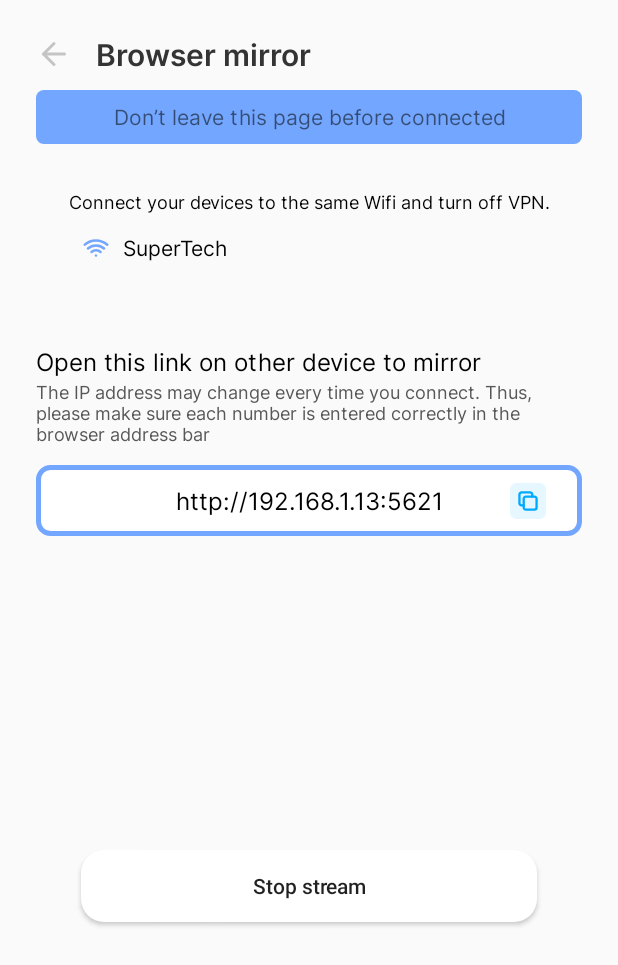
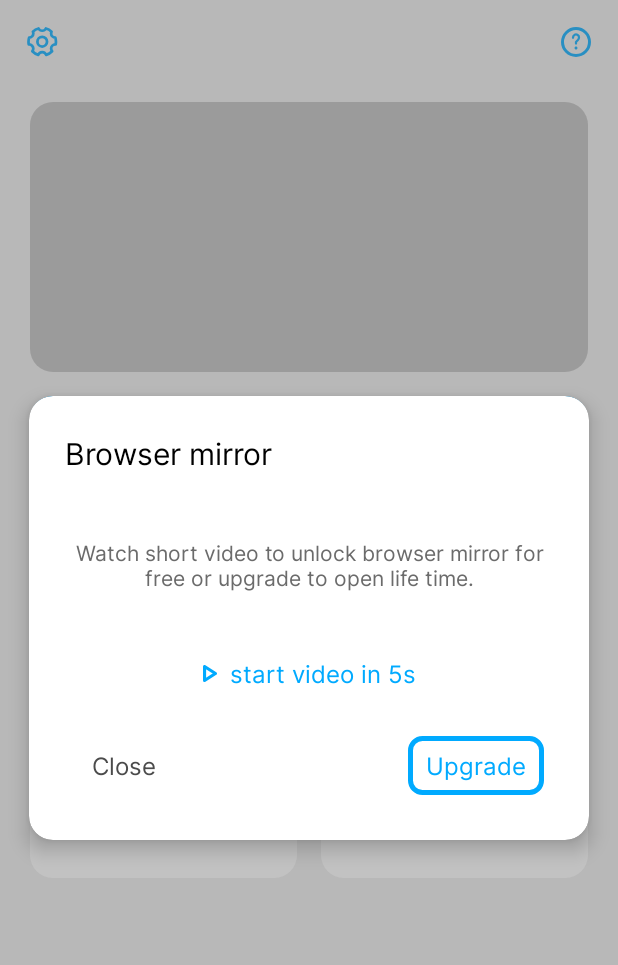
Before and after one commit to thuanDDKeego/screen-mirroring, an Android app: the screen it shows after launch (BrowserMirrorActivity before the commit, HomeActivity after it), after a tap on "Browser mirror", on a phone screen of 412 x 824 dp. Shown: the top 965 px of the screen. Run offline under Robolectric (Android 15) with nearby library versions, the phone set to English and light mode, and no system bars; our stand-ins replace Dagger/Hilt's generated code.

Commit message:
style: ui device mirror style: browser mirror dialog

```diff
--- a/app/src/main/AndroidManifest.xml
+++ b/app/src/main/AndroidManifest.xml
@@ -14,6 +14,9 @@
         android:supportsRtl="true"
         android:theme="@style/Theme.Sreenmirroringcasttv.NoActionBar"
         tools:targetApi="31">
+        <activity
+            android:name=".DeviceMirrorActivity"
+            android:exported="false" />
         <activity
             android:name=".ui.tutorial.TutorialActivity"
             android:exported="false" />
--- a/app/src/main/java/com/abc/sreenmirroring/ui/home/HomeActivity.kt
+++ b/app/src/main/java/com/abc/sreenmirroring/ui/home/HomeActivity.kt
@@ -1,13 +1,21 @@
 package com.abc.sreenmirroring.ui.home
 
+import android.view.View
 import com.abc.sreenmirroring.base.BaseActivity
 import com.abc.sreenmirroring.databinding.ActivityHomeBinding
+import com.abc.sreenmirroring.databinding.LayoutDialogBrowserMirrorBinding
 import com.abc.sreenmirroring.ui.browsermirror.BrowserMirrorActivity
 import com.abc.sreenmirroring.ui.tutorial.TutorialActivity
 import dagger.hilt.android.AndroidEntryPoint
+import kotlinx.coroutines.CoroutineScope
+import kotlinx.coroutines.Dispatchers
+import kotlinx.coroutines.delay
+import kotlinx.coroutines.launch
 
 @AndroidEntryPoint
 class HomeActivity : BaseActivity<ActivityHomeBinding>() {
+    private var browserDialog = false
+    private lateinit var dialogBinding: LayoutDialogBrowserMirrorBinding
 
     override fun initBinding() = ActivityHomeBinding.inflate(layoutInflater)
 
@@ -16,10 +24,27 @@ class HomeActivity : BaseActivity<ActivityHomeBinding>() {
 
     override fun initActions() {
         binding.constraintBrowserMirror.setOnClickListener {
-            BrowserMirrorActivity.gotoActivity(this@HomeActivity)
+            showRatingDialog()
+
         }
         binding.imgHelp.setOnClickListener {
             TutorialActivity.gotoActivity(this@HomeActivity)
         }
     }
+
+
+    protected fun showRatingDialog(autoShow: Boolean = true) {
+//        if (browserDialog) return
+//        browserDialog = true
+        dialogBinding = LayoutDialogBrowserMirrorBinding.inflate(layoutInflater, binding.root, true)
+        dialogBinding.txtClose.setOnClickListener {
+            dialogBinding.root.visibility = View.GONE
+        }
+        CoroutineScope(Dispatchers.Main).launch {
+            delay(5000)
+            BrowserMirrorActivity.gotoActivity(this@HomeActivity)
+        }
+
+
+    }
 }
--- /dev/null
+++ b/app/src/main/res/drawable/bg_button_gradient_radius_15dp.xml
@@ -0,0 +1,12 @@
+<?xml version="1.0" encoding="utf-8"?>
+<selector xmlns:android="http://schemas.android.com/apk/res/android">
+    <item>
+        <shape>
+            <corners android:radius="15dp"/>
+            <gradient
+                android:startColor="#3D31DD"
+                android:endColor="#00AAFF"
+                android:type="linear" />
+        </shape>
+    </item>
+</selector>
--- /dev/null
+++ b/app/src/main/res/drawable/ic_play.xml
@@ -0,0 +1,13 @@
+<vector xmlns:android="http://schemas.android.com/apk/res/android"
+    android:width="9dp"
+    android:height="11dp"
+    android:viewportWidth="9"
+    android:viewportHeight="11">
+  <path
+      android:pathData="M1,10L8,5.5L1,1V10Z"
+      android:strokeLineJoin="round"
+      android:strokeWidth="2"
+      android:fillColor="#00000000"
+      android:strokeColor="#00AAFF"
+      android:strokeLineCap="round"/>
+</vector>
--- /dev/null
+++ b/app/src/main/res/layout/layout_dialog_browser_mirror.xml
@@ -0,0 +1,104 @@
+<?xml version="1.0" encoding="utf-8"?>
+<androidx.constraintlayout.widget.ConstraintLayout xmlns:android="http://schemas.android.com/apk/res/android"
+    xmlns:app="http://schemas.android.com/apk/res-auto"
+    android:layout_width="match_parent"
+    android:layout_height="match_parent"
+    android:background="@color/bg_dark_gray_dialog">
+
+    <androidx.cardview.widget.CardView
+        android:id="@+id/cardDialog"
+        android:layout_width="0dp"
+        android:layout_height="wrap_content"
+        android:layout_marginHorizontal="@dimen/margin_6dp"
+        android:background="@drawable/bg_button_gradient_radius_15dp"
+        app:cardBackgroundColor="@color/white"
+        app:cardElevation="@dimen/margin_8dp"
+        app:cardCornerRadius="@dimen/margin_16dp"
+        app:cardUseCompatPadding="true"
+        app:layout_constraintBottom_toBottomOf="parent"
+        app:layout_constraintEnd_toEndOf="parent"
+        app:layout_constraintStart_toStartOf="parent"
+        app:layout_constraintTop_toTopOf="parent">
+
+        <androidx.constraintlayout.widget.ConstraintLayout
+            android:layout_width="match_parent"
+            android:layout_height="wrap_content">
+
+            <androidx.appcompat.widget.AppCompatTextView
+                android:id="@+id/txtTitleDialog"
+                style="@style/TitleText"
+                android:layout_width="wrap_content"
+                android:layout_height="wrap_content"
+                android:layout_margin="@dimen/margin_24dp"
+                android:text="@string/browser_mirror"
+                android:textColor="@color/txt_black"
+                app:layout_constraintStart_toStartOf="parent"
+                app:layout_constraintTop_toTopOf="parent" />
+
+
+            <androidx.appcompat.widget.AppCompatTextView
+                android:id="@+id/txtContentDialog"
+                style="@style/ContentText"
+                android:layout_width="0dp"
+                android:layout_height="wrap_content"
+                android:layout_marginHorizontal="@dimen/margin_24dp"
+                android:layout_marginVertical="@dimen/margin_42dp"
+                android:text="@string/watch_short_video_to_unlock_browser"
+                android:gravity="center"
+                android:textColor="@color/txt_gray"
+                app:layout_constraintStart_toStartOf="parent"
+                app:layout_constraintTop_toBottomOf="@id/txtTitleDialog"
+                app:layout_constraintEnd_toEndOf="parent"
+                />
+
+            <androidx.appcompat.widget.AppCompatTextView
+                android:id="@+id/txtStartVideoInTime"
+                style="@style/regularText"
+                android:layout_width="wrap_content"
+                android:layout_height="wrap_content"
+                android:layout_marginHorizontal="@dimen/margin_24dp"
+                android:layout_marginVertical="@dimen/margin_42dp"
+                android:text="start video in 5s"
+                android:gravity="center"
+                android:textColor="@color/blueA01"
+                app:layout_constraintStart_toStartOf="parent"
+                app:layout_constraintTop_toBottomOf="@id/txtContentDialog"
+                app:layout_constraintEnd_toEndOf="parent"
+                android:drawableStart="@drawable/ic_play"
+                android:drawablePadding="@dimen/margin_8dp"
+                />
+
+            <androidx.appcompat.widget.AppCompatTextView
+                android:id="@+id/txtClose"
+                android:layout_width="wrap_content"
+                android:layout_height="wrap_content"
+                style="@style/regularText"
+                android:text="@string/close"
+                android:textColor="@color/txt_dark_gray"
+                app:layout_constraintTop_toBottomOf="@id/txtStartVideoInTime"
+                app:layout_constraintStart_toStartOf="parent"
+                android:layout_margin="@dimen/margin_30dp"
+                android:paddingVertical="@dimen/margin_8dp"
+                android:paddingHorizontal="@dimen/margin_12dp"
+                app:layout_constraintBottom_toBottomOf="parent"/>
+
+            <androidx.appcompat.widget.AppCompatTextView
+                android:id="@+id/txtUpgrade"
+                android:layout_width="wrap_content"
+                android:layout_height="wrap_content"
+                style="@style/regularText"
+                android:text="@string/upgrade"
+                android:paddingVertical="@dimen/margin_8dp"
+                android:paddingHorizontal="@dimen/margin_12dp"
+                android:textColor="@color/blueA01"
+                app:layout_constraintTop_toBottomOf="@id/txtStartVideoInTime"
+                app:layout_constraintEnd_toEndOf="parent"
+                android:layout_margin="@dimen/margin_30dp"
+                android:background="@drawable/bg_txt_ip_address"
+                app:layout_constraintBottom_toBottomOf="parent"/>
+        </androidx.constraintlayout.widget.ConstraintLayout>
+
+    </androidx.cardview.widget.CardView>
+
+
+</androidx.constraintlayout.widget.ConstraintLayout>
--- a/app/src/main/res/values/colors.xml
+++ b/app/src/main/res/values/colors.xml
@@ -26,7 +26,7 @@
     <color name="whiteAlpha90">#e6ffffff</color>
     <color name="whiteAlpha70">#b3ffffff</color>
 
-    <color name="blueA01">#73A6FF</color>
+    <color name="blueA01">#00AAFF</color>
 
     <color name="greenA01">#26cac3</color>
 
@@ -46,6 +46,9 @@
     <color name="purpleA02">#E2D3FF</color>
     <color name="line_gray">#c4c4c4</color>
 
+    <color name="bg_gray_dialog">#66B4B4B4</color>
+    <color name="bg_dark_gray_dialog">#66666666</color>
+
     <color name="pinkA01">#FF4E8A</color>
 
     <color name="transparent">#00FFFFFF</color>
@@ -55,7 +58,7 @@
     <color name="txt_white">#FFFFFF</color>
     <color name="txt_light_gray">#C8C8C8</color>
     <color name="txt_gray">#6B6B6B</color>
-    <color name="txt_dark_gray">#FFFFFF</color>
+    <color name="txt_dark_gray">#4B4B4B</color>
     <color name="txt_black">#000000</color>
 
 </resources>
--- a/app/src/main/res/values/dimens.xml
+++ b/app/src/main/res/values/dimens.xml
@@ -4,6 +4,7 @@
     //margin dimen
     <dimen name="margin_2dp">2dp</dimen>
     <dimen name="marin_4dp">4dp</dimen>
+    <dimen name="margin_6dp">6dp</dimen>
     <dimen name="margin_8dp">8dp</dimen>
     <dimen name="margin_10dp">10dp</dimen>
     <dimen name="margin_12dp">12dp</dimen>
@@ -13,6 +14,7 @@
     <dimen name="margin_30dp">30dp</dimen>
     <dimen name="margin_42dp">42dp</dimen>
     <dimen name="margin_54dp">54dp</dimen>
+    <dimen name="margin_64dp">65dp</dimen>
     <dimen name="margin_72dp">72dp</dimen>
 
     //image dimen
--- a/app/src/main/res/values/strings.xml
+++ b/app/src/main/res/values/strings.xml
@@ -28,6 +28,22 @@
     <string name="connected_devices">Connected devices</string>
     <string name="hello_blank_fragment">Hello blank fragment</string>
 
+    //checking wifi screen
+    <string name="checking_wifi">Checking wifi</string>
+    <string name="checking_network_title">Checking\nNetwork</string>
+    <string name="check_signal_transmission">Check signal transmission</string>
+    <string name="test_connection_speed">Test connection speed</string>
+    <string name="check_the_connection_distance">Check the connection distance</string>
+    <string name="select_device">Select device</string>
+
+    //dialog
+    <string name="open_wifi_setting">Open wifi setting</string>
+    <string name="watch_short_video_to_unlock_browser">Watch short video to unlock browser mirror for free or upgrade to open life time.</string>
+    <string name="close">Close</string>
+    <string name="upgrade">Upgrade</string>
+
+
+
     //faq item
     <string name="faq_item_title1">My smartphone can’t find any device for coupling with.</string>
     <string name="faq_item_description1">- Ensure the same Wifi connection\n- Turn off VPN\n- Shorten the distance between devices\n- Check supported devices</string>
@@ -47,6 +63,4 @@ You may check VPN, the same Wifi, and the distance. You even deal with the probl
     <string name="faq_item_description5">- We always ensure your information on your smartphone and connected devices are confidential. Thus, you can mirror to TV without worry.</string>
 
 
-
-
 </resources>
```
Also changed, not shown: app/src/main/java/com/abc/sreenmirroring/ui/DeviceMirrorActivity.kt (added, +16 -0 lines), app/src/main/res/drawable/ic_wifi_check_device.xml (added, +30 -0 lines), app/src/main/res/layout/activity_device_mirror.xml (added, +153 -0 lines).
